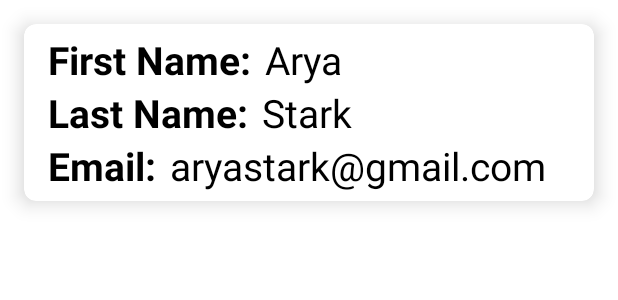
After one commit to GeorgeMoucht/amaltheaApp, an Android app: the layout userdataitem.xml on its own in the app's theme, with its tools: preview values and no code run, on a phone screen of 412 x 824 dp. The commit adds this screen. Shown: the top 300 px of the screen. Run offline under Robolectric (Android 15) with nearby library versions, the phone set to English and light mode, and no system bars.

Commit message:
Initialize RecycleView Front-End Template.

```diff
--- a/app/src/main/res/layout/activity_profile.xml
+++ b/app/src/main/res/layout/activity_profile.xml
@@ -119,8 +119,11 @@
             </LinearLayout>
         </androidx.cardview.widget.CardView>
     </RelativeLayout>
+
+
     <!--=================================I GUESS THIS WILL CHANGE TO RECYCLEVIEW===========================================-->
     <!--FirstName Layout -->
+    <!--
     <LinearLayout
         android:layout_width="360dp"
         android:layout_height="wrap_content"
@@ -144,8 +147,7 @@
                 android:text="MyFirstNameTest"/>
         </LinearLayout>
     </LinearLayout>
-    <!--End of FirstName layout -->
-    <!--LastName Layout -->
+
     <LinearLayout
         android:layout_width="360dp"
         android:layout_height="wrap_content"
@@ -169,8 +171,7 @@
                 android:text="MyFirstNameTest"/>
         </LinearLayout>
     </LinearLayout>
-    <!--End of LastName layout -->
-    <!--Email Layout -->
+
     <LinearLayout
         android:layout_width="360dp"
         android:layout_height="wrap_content"
@@ -194,19 +195,26 @@
                 android:text="MyFirstNameTest"/>
         </LinearLayout>
     </LinearLayout>
+    -->
     <!--End of Email layout -->
 
 
     <!--=================================I END OF GUESS THIS WILL CHANGE TO RECYCLEVIEW===========================================-->
 
 
-
+    <androidx.recyclerview.widget.RecyclerView
+        android:id="@+id/profileRecyclerView"
+        android:layout_width="match_parent"
+        android:layout_height="match_parent" />
 
     <Button
         android:id="@+id/LogOutBtn"
         android:layout_width="201dp"
         android:layout_height="wrap_content"
+        android:layout_gravity="center_horizontal"
+        android:layout_marginTop="10dp"
         android:onClick="logout"
-        android:text="Log Out" />
+        android:text="Log Out"
+        app:backgroundTint="#80a3bf" />
 
 </LinearLayout>
--- /dev/null
+++ b/app/src/main/res/layout/userdataitem.xml
@@ -0,0 +1,104 @@
+<?xml version="1.0" encoding="utf-8"?>
+<androidx.cardview.widget.CardView android:layout_width="match_parent"
+    android:layout_height="wrap_content"
+    xmlns:android="http://schemas.android.com/apk/res/android"
+    xmlns:app="http://schemas.android.com/apk/res-auto"
+    app:cardElevation="8dp"
+    app:cardCornerRadius="8dp"
+    android:layout_margin="16dp">
+
+    <LinearLayout
+        android:layout_width="wrap_content"
+        android:layout_height="wrap_content"
+        android:layout_marginLeft="16dp"
+        android:layout_marginVertical="6dp"
+        android:orientation="vertical">
+
+        <!--First Name Layout -->
+        <LinearLayout
+            android:layout_width="wrap_content"
+            android:layout_height="wrap_content"
+            android:layout_gravity="center_vertical"
+            android:orientation="horizontal">
+
+            <TextView
+                android:layout_width="wrap_content"
+                android:layout_height="wrap_content"
+                android:text="First Name:"
+                android:textColor="@color/black"
+                android:textSize="26sp"
+                android:textStyle="bold"/>
+
+            <TextView
+                android:layout_width="wrap_content"
+                android:layout_height="wrap_content"
+                android:id="@+id/tvfirstName"
+                android:layout_marginLeft="9dp"
+                android:text="Arya"
+                android:textColor="@color/black"
+                android:textSize="26sp"/>
+        </LinearLayout>
+        <!-- End of FirstName Layout -->
+        <!--Last Name Layout -->
+        <LinearLayout
+            android:layout_width="wrap_content"
+            android:layout_height="wrap_content"
+            android:layout_gravity="center_vertical"
+            android:orientation="horizontal">
+
+            <TextView
+                android:layout_width="wrap_content"
+                android:layout_height="wrap_content"
+                android:text="Last Name:"
+                android:textColor="@color/black"
+                android:textSize="26sp"
+                android:textStyle="bold"/>
+
+            <TextView
+                android:layout_width="wrap_content"
+                android:layout_height="wrap_content"
+                android:id="@+id/tvlastName"
+                android:layout_marginLeft="9dp"
+                android:text="Stark"
+                android:textColor="@color/black"
+                android:textSize="26sp"/>
+        </LinearLayout>
+        <!-- End of lastName Layout -->
+        <!--Email Layout -->
+        <LinearLayout
+            android:layout_width="wrap_content"
+            android:layout_height="wrap_content"
+            android:layout_gravity="center_vertical"
+            android:orientation="horizontal">
+
+            <TextView
+                android:layout_width="wrap_content"
+                android:layout_height="wrap_content"
+                android:text="Email:"
+                android:textColor="@color/black"
+                android:textSize="26sp"
+                android:textStyle="bold"/>
+
+            <TextView
+                android:layout_width="wrap_content"
+                android:layout_height="wrap_content"
+                android:id="@+id/tvEmail"
+                android:layout_marginLeft="9dp"
+                android:text="aryastark@gmail.com"
+                android:textColor="@color/black"
+                android:textSize="26sp"/>
+        </LinearLayout>
+        <!-- End of email Layout -->
+
+
+
+
+
+
+
+
+
+
+
+    </LinearLayout>
+</androidx.cardview.widget.CardView>
```
